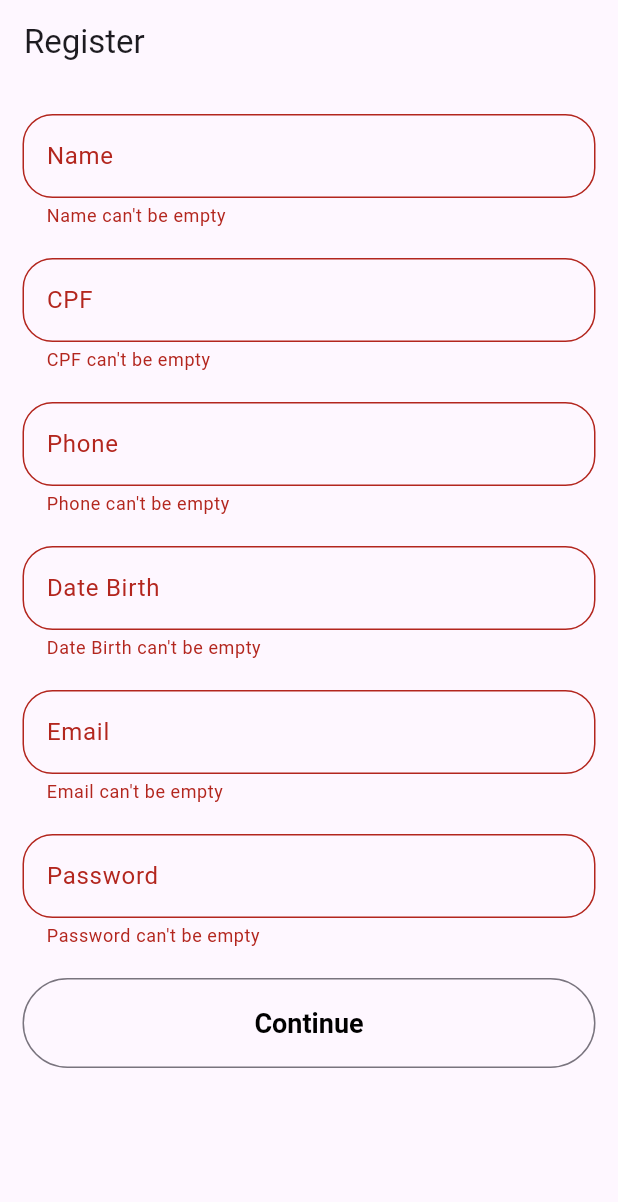
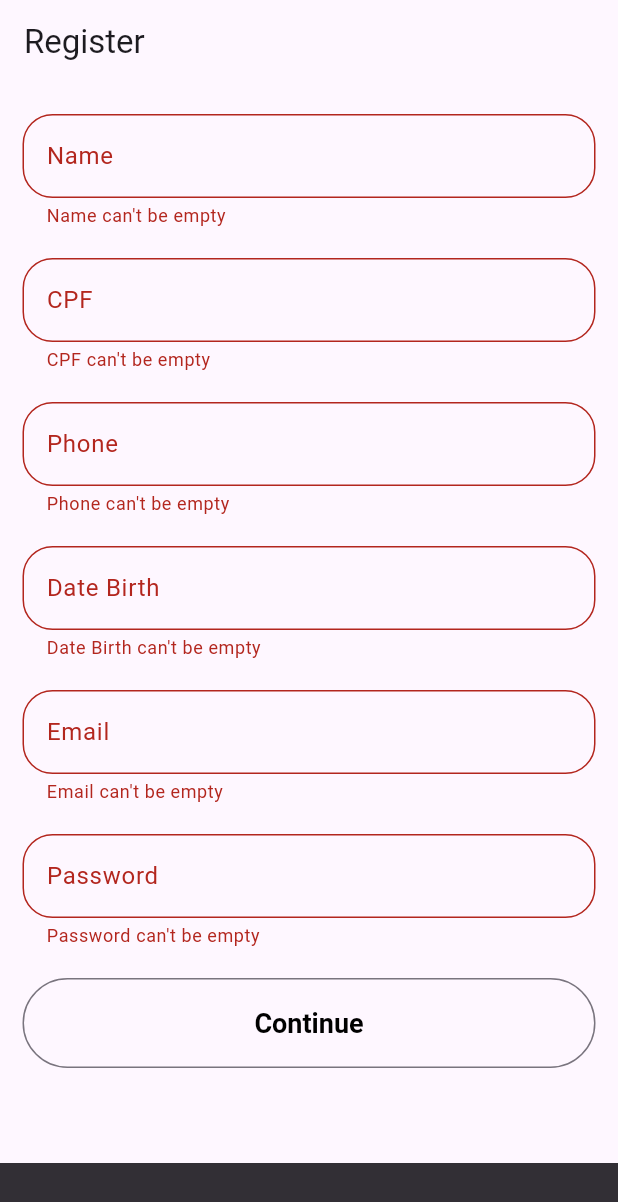
Before and after one commit to GilsonAndre/form_validade, a Flutter app: the screen it shows after launch, after a tap on "Continue", on a phone screen of 412 x 824 dp. Shown: the top 1202 px of the screen. Run offline on Flutter 3.47's test engine with Material 3 defaults, Android fonts, the phone set to English and light mode, and no system bars; our stand-ins replace bloc, mask_text_input_formatter.

```diff
--- /dev/null
+++ b/lib/bloc/register_event.dart
@@ -0,0 +1,4 @@
+part of 'register_bloc.dart';
+
+@immutable
+sealed class RegisterEvent {}
--- /dev/null
+++ b/lib/bloc/register_state.dart
@@ -0,0 +1,6 @@
+part of 'register_bloc.dart';
+
+@immutable
+sealed class RegisterState {}
+
+final class RegisterInitial extends RegisterState {}
--- a/lib/register_page.dart
+++ b/lib/register_page.dart
@@ -148,6 +148,11 @@ class RegisterPage extends StatelessWidget {
                   child: OutlinedButton(
                     onPressed: () {
                       formKey.currentState!.validate();
+                      ScaffoldMessenger.of(context).showSnackBar(
+                        SnackBar(
+                          content: Text(''),
+                        ),
+                      );
                     },
                     child: const Text(
                       Strings.buttonContinue,
--- a/pubspec.yaml
+++ b/pubspec.yaml
@@ -36,6 +36,8 @@ dependencies:
   # Use with the CupertinoIcons class for iOS style icons.
   cupertino_icons: ^1.0.8
   mask_text_input_formatter: ^2.9.0
+  flutter_bloc: ^8.1.6
+  bloc: ^8.1.4
 
 dev_dependencies:
   flutter_test:
```
Also changed, not shown: lib/bloc/register_bloc.dart (added, +13 -0 lines), pubspec.lock.
